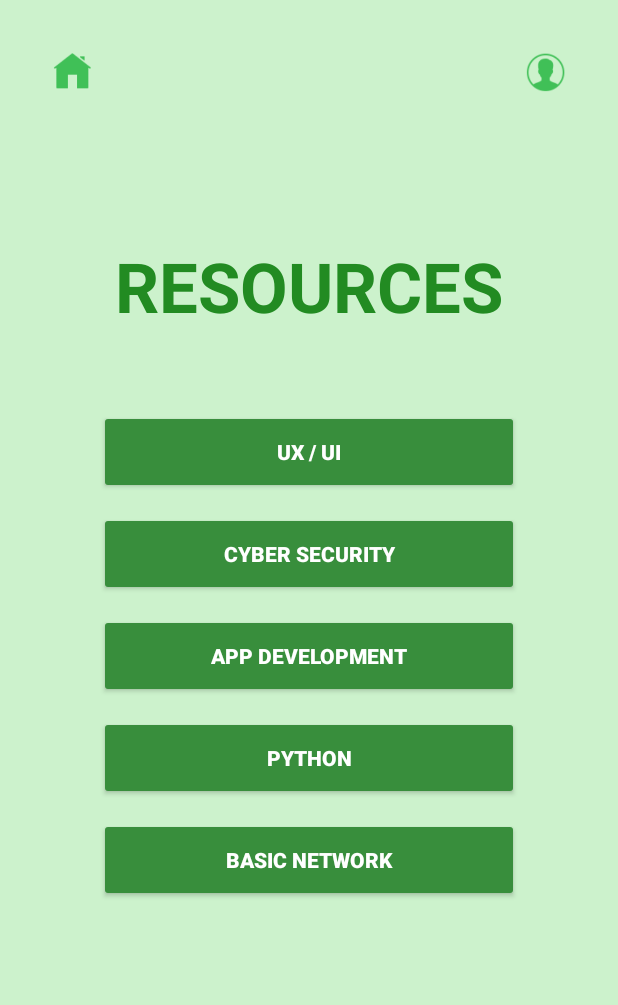
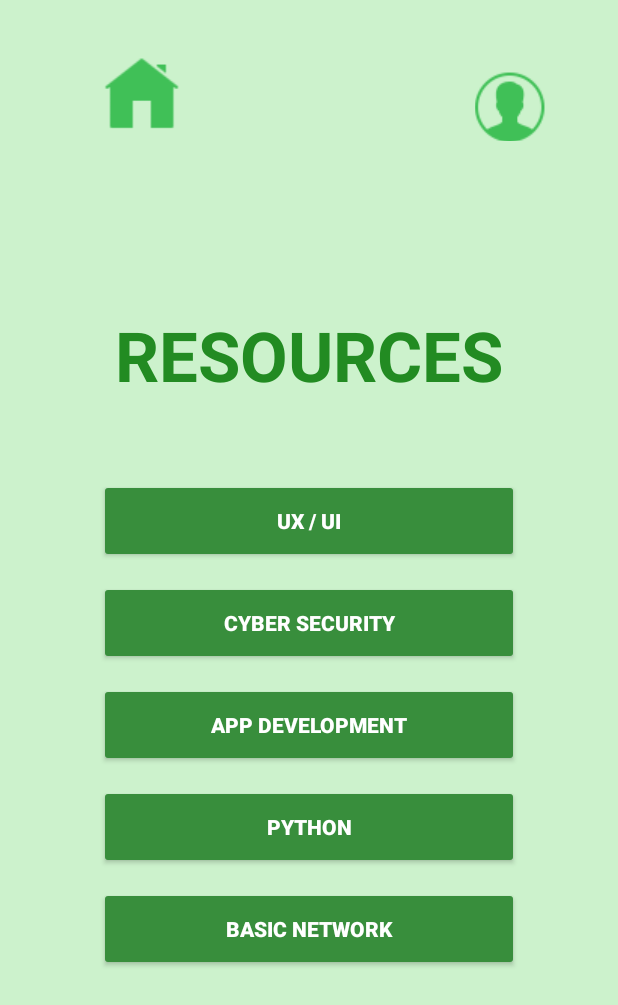
Before and after one commit to Dasunwee/Knowly, an Android app: the page10 screen opened directly, with no data from a screen before it, on a phone screen of 412 x 824 dp. Shown: the top 1005 px of the screen. Run offline under Robolectric (Android 15) with nearby library versions, the phone set to English and light mode, and no system bars.

Commit message:
Updated activity_page10.xml-Resources page

```diff
--- a/app/src/main/res/layout/activity_page10.xml
+++ b/app/src/main/res/layout/activity_page10.xml
@@ -1,5 +1,5 @@
-<?xml version="1.0" encoding="utf-8"?>
-<LinearLayout xmlns:android="http://schemas.android.com/apk/res/android"
+<LinearLayout
+    xmlns:android="http://schemas.android.com/apk/res/android"
     android:layout_width="match_parent"
     android:layout_height="match_parent"
     android:orientation="vertical"
@@ -7,7 +7,7 @@
     android:gravity="center_horizontal"
     android:padding="16dp">
 
-    <!-- Header Section -->
+    <!--  Header Section  -->
     <RelativeLayout
         android:layout_width="match_parent"
         android:layout_height="wrap_content"
@@ -15,20 +15,31 @@
 
         <ImageView
             android:id="@+id/homeIcon"
-            android:layout_width="32dp"
-            android:layout_height="32dp"
-            android:src="@drawable/ic_home"
-            android:layout_alignParentStart="true" />
+            android:layout_width="92dp"
+            android:layout_height="63dp"
+            android:layout_alignParentStart="true"
+            android:layout_marginStart="16dp"
+            android:src="@drawable/ic_home"/>
 
-        <ImageView
-            android:id="@+id/profileIcon"
-            android:layout_width="32dp"
-            android:layout_height="32dp"
+        <ImageButton
+            android:id="@+id/btn_profile"
+            android:layout_width="47dp"
+            android:layout_height="46dp"
+            android:layout_alignParentTop="true"
+            android:layout_alignParentEnd="true"
+            android:layout_marginStart="16dp"
+            android:layout_marginLeft="16dp"
+            android:layout_marginTop="16dp"
+            android:layout_marginEnd="16dp"
+            android:layout_marginRight="16dp"
+            android:layout_marginBottom="16dp"
+            android:background="?attr/selectableItemBackgroundBorderless"
+            android:contentDescription="@string/profile_button"
             android:src="@drawable/ic_profile"
-            android:layout_alignParentEnd="true" />
+            android:text="profile"/>
+
     </RelativeLayout>
-
-    <!-- Title -->
+    <!--  Title  -->
     <TextView
         android:id="@+id/tv_explore"
         android:layout_width="wrap_content"
@@ -38,9 +49,9 @@
         android:textStyle="bold"
         android:textColor="#228B22"
         android:layout_centerHorizontal="true"
-        android:layout_marginTop="80dp" />
+        android:layout_marginTop="80dp"/>
 
-    <!-- Buttons Section -->
+    <!--  Buttons Section  -->
     <LinearLayout
         android:layout_width="match_parent"
         android:layout_height="wrap_content"
@@ -56,7 +67,7 @@
             android:backgroundTint="#388E3C"
             android:textColor="#FFFFFF"
             android:textStyle="bold"
-            android:layout_marginTop="12dp" />
+            android:layout_marginTop="12dp"/>
 
         <Button
             android:id="@+id/cyberSecurityButton"
@@ -66,7 +77,7 @@
             android:backgroundTint="#388E3C"
             android:textColor="#FFFFFF"
             android:textStyle="bold"
-            android:layout_marginTop="12dp" />
+            android:layout_marginTop="12dp"/>
 
         <Button
             android:id="@+id/appDevButton"
@@ -76,7 +87,7 @@
             android:backgroundTint="#388E3C"
             android:textColor="#FFFFFF"
             android:textStyle="bold"
-            android:layout_marginTop="12dp" />
+            android:layout_marginTop="12dp"/>
 
         <Button
             android:id="@+id/pythonButton"
@@ -86,7 +97,7 @@
             android:backgroundTint="#388E3C"
             android:textColor="#FFFFFF"
             android:textStyle="bold"
-            android:layout_marginTop="12dp" />
+            android:layout_marginTop="12dp"/>
 
         <Button
             android:id="@+id/basicNetworkButton"
@@ -96,8 +107,6 @@
             android:backgroundTint="#388E3C"
             android:textColor="#FFFFFF"
             android:textStyle="bold"
-            android:layout_marginTop="12dp" />
-
+            android:layout_marginTop="12dp"/>
     </LinearLayout>
-
 </LinearLayout>
```
